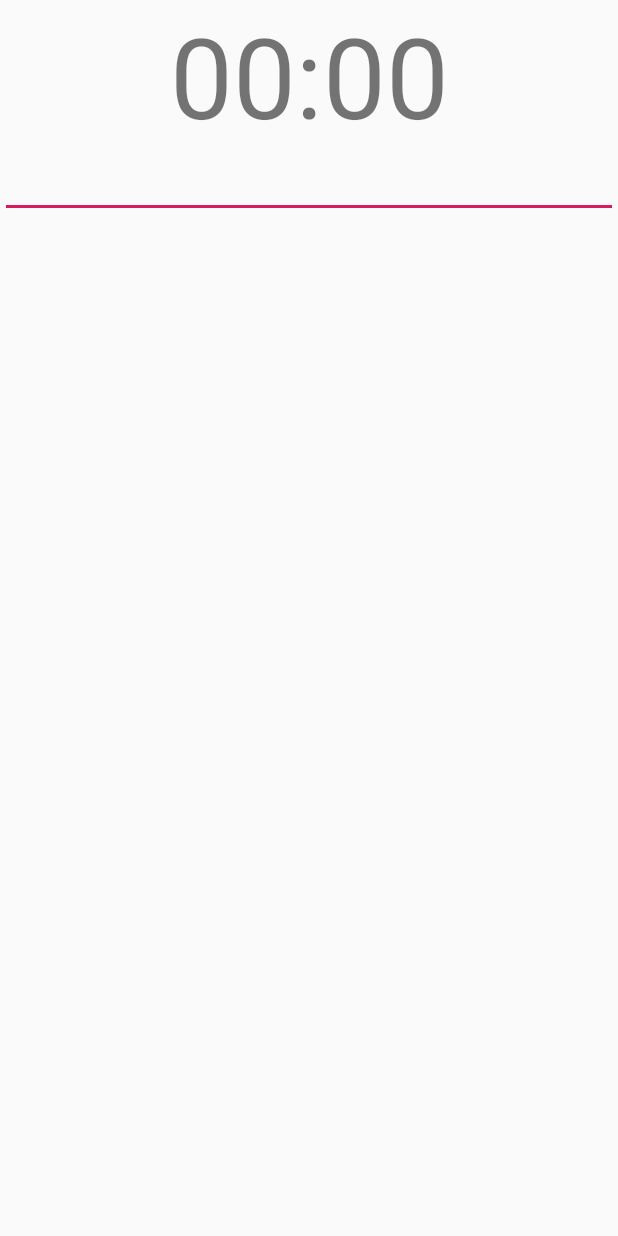
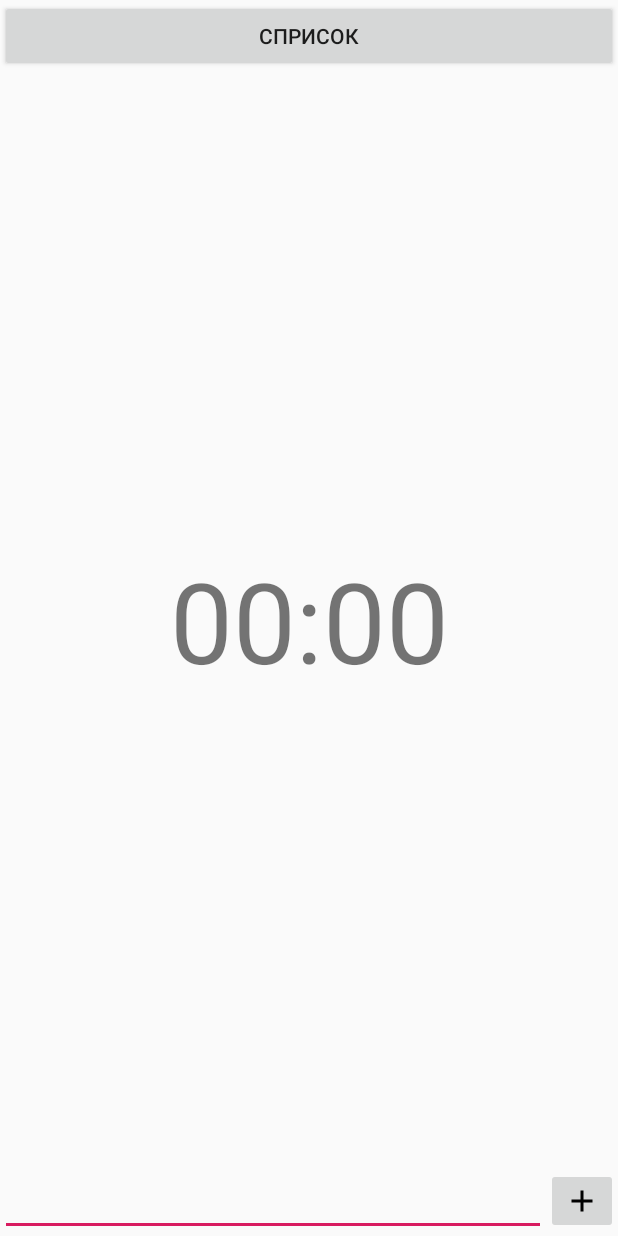
Before and after one commit to akorobeynikov/kotime, an Android app: the layout fragment_timer.xml on its own in the app's theme, with its tools: preview values and no code run, on a phone screen of 412 x 824 dp. Run offline under Robolectric (Android 15) with nearby library versions, the phone set to English and light mode, and no system bars.

Commit message:
оживлен таймер, небольшие правки верстки

```diff
--- a/app/src/main/java/ru/softstone/kotime/presentation/log/LogFragment.kt
+++ b/app/src/main/java/ru/softstone/kotime/presentation/log/LogFragment.kt
@@ -35,7 +35,7 @@ class LogFragment : BaseFragment<LogPresenter>(), LogView {
         val controller = LogController()
         log_rv.adapter = controller.adapter
         log_rv.layoutManager = LinearLayoutManager(context)
-        controller.setData(listOf(LogItem("one", "23:00 - 1:34")))
+        controller.setData(listOf(LogItem("one", "23:00 - 1:34"), LogItem("two", "23:00 - 1:34")))
     }
 
     @ProvidePresenter
--- a/app/src/main/java/ru/softstone/kotime/presentation/main/ActivityPresenter.kt
+++ b/app/src/main/java/ru/softstone/kotime/presentation/main/ActivityPresenter.kt
@@ -2,7 +2,7 @@ package ru.softstone.kotime.presentation.main
 
 import com.arellomobile.mvp.InjectViewState
 import ru.softstone.kotime.architecture.presentation.BasePresenter
-import ru.softstone.kotime.presentation.LOG_SCREEN
+import ru.softstone.kotime.presentation.TIMER_SCREEN
 import ru.terrakok.cicerone.Router
 import javax.inject.Inject
 
@@ -10,6 +10,6 @@ import javax.inject.Inject
 class ActivityPresenter @Inject constructor(private val router: Router) : BasePresenter<ActivityView>() {
     override fun onFirstViewAttach() {
         super.onFirstViewAttach()
-        router.newRootScreen(LOG_SCREEN)
+        router.newRootScreen(TIMER_SCREEN)
     }
 }
--- /dev/null
+++ b/app/src/main/res/drawable/ic_add.xml
@@ -0,0 +1,9 @@
+<vector xmlns:android="http://schemas.android.com/apk/res/android"
+        android:width="24dp"
+        android:height="24dp"
+        android:viewportWidth="24.0"
+        android:viewportHeight="24.0">
+    <path
+        android:fillColor="#FF000000"
+        android:pathData="M19,13h-6v6h-2v-6H5v-2h6V5h2v6h6v2z"/>
+</vector>
--- a/app/src/main/res/layout/fragment_timer.xml
+++ b/app/src/main/res/layout/fragment_timer.xml
@@ -5,6 +5,17 @@
     android:layout_width="match_parent"
     android:layout_height="match_parent"
     android:orientation="vertical">
+
+    <Button
+        android:id="@+id/show_logs_button"
+        android:layout_width="match_parent"
+        android:layout_height="wrap_content"
+        android:text="@string/show_logs_button_text" />
+
+    <Space
+        android:layout_weight="1"
+        android:layout_width="match_parent"
+        android:layout_height="0dp" />
 
     <TextView
         android:id="@+id/timer_view"
@@ -14,9 +25,28 @@
         app:autoSizeTextType="uniform"
         tools:text="00:00" />
 
-    <androidx.appcompat.widget.AppCompatAutoCompleteTextView
-        android:id="@+id/description_field"
+    <Space
+        android:layout_weight="1"
         android:layout_width="match_parent"
-        android:layout_height="wrap_content" />
+        android:layout_height="0dp" />
 
+    <LinearLayout
+        android:orientation="horizontal"
+        android:layout_width="match_parent"
+        android:layout_height="wrap_content">
+
+        <androidx.appcompat.widget.AppCompatAutoCompleteTextView
+            android:layout_weight="1"
+            android:id="@+id/description_field"
+            android:layout_width="0dp"
+            android:layout_height="wrap_content" />
+
+        <ImageButton
+            android:id="@+id/record_button"
+            android:src="@drawable/ic_add"
+            android:layout_width="wrap_content"
+            android:layout_height="wrap_content"
+            android:contentDescription="@null" />
+
+    </LinearLayout>
 </LinearLayout>
--- a/app/src/main/res/layout/item_log.xml
+++ b/app/src/main/res/layout/item_log.xml
@@ -2,7 +2,7 @@
 <LinearLayout xmlns:android="http://schemas.android.com/apk/res/android"
     xmlns:tools="http://schemas.android.com/tools"
     android:layout_width="match_parent"
-    android:layout_height="match_parent"
+    android:layout_height="wrap_content"
     android:orientation="vertical"
     android:padding="16dp">
 
--- a/app/src/main/res/values/strings.xml
+++ b/app/src/main/res/values/strings.xml
@@ -1,3 +1,4 @@
 <resources>
     <string name="app_name">Kotime</string>
+    <string name="show_logs_button_text">Сприсок</string>
 </resources>
```
Also changed, not shown: app/src/main/java/ru/softstone/kotime/presentation/timer/TimerFragment.kt (+18 -0 lines), app/src/main/java/ru/softstone/kotime/presentation/timer/TimerPresenter.kt (+29 -1 lines), app/src/main/java/ru/softstone/kotime/presentation/timer/TimerView.kt (+6 -1 lines).
